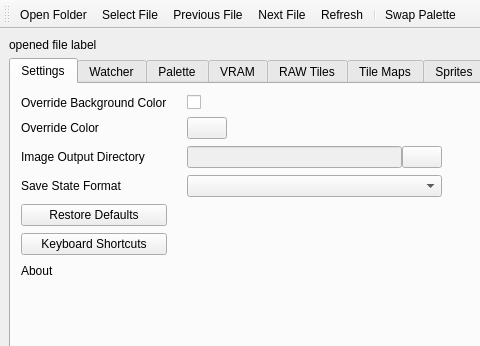
The window that qt/mainwindow.ui (Lupinzar/gssex) describes before a commit, drawn with Qt 5; both pictures show x 0 to 480 and y 0 to 346 of the 640 by 480 pixel window.
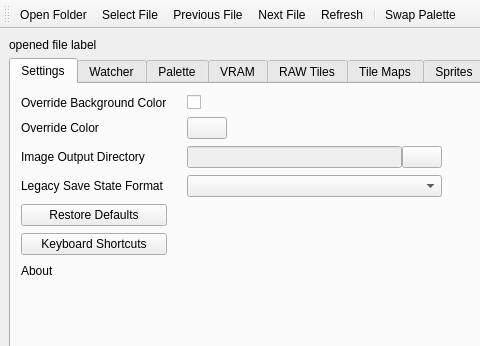
The same window after the commit. Icons and pictures are not drawn. Custom widgets are drawn as their Qt base class.

Diff of the .ui file:
```diff
--- a/qt/mainwindow.ui
+++ b/qt/mainwindow.ui
@@ -114,7 +114,7 @@
          <item row="3" column="0">
           <widget class="QLabel" name="__state_format">
            <property name="text">
-            <string>Save State Format</string>
+            <string>Legacy Save State Format</string>
            </property>
           </widget>
          </item>
```
